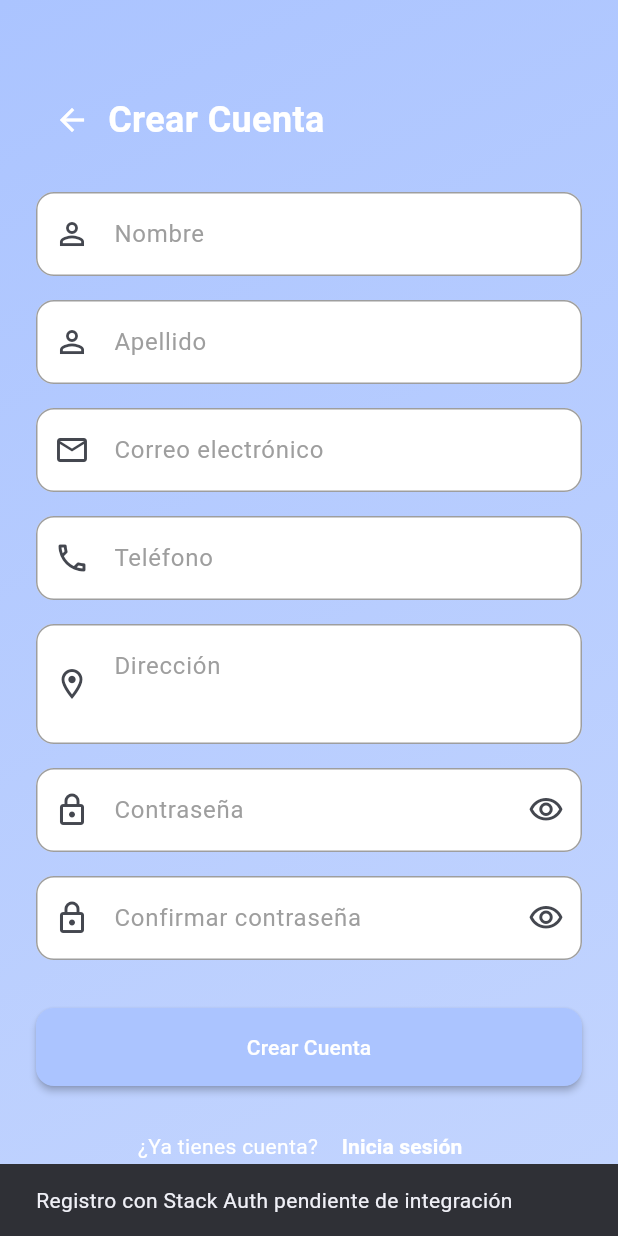
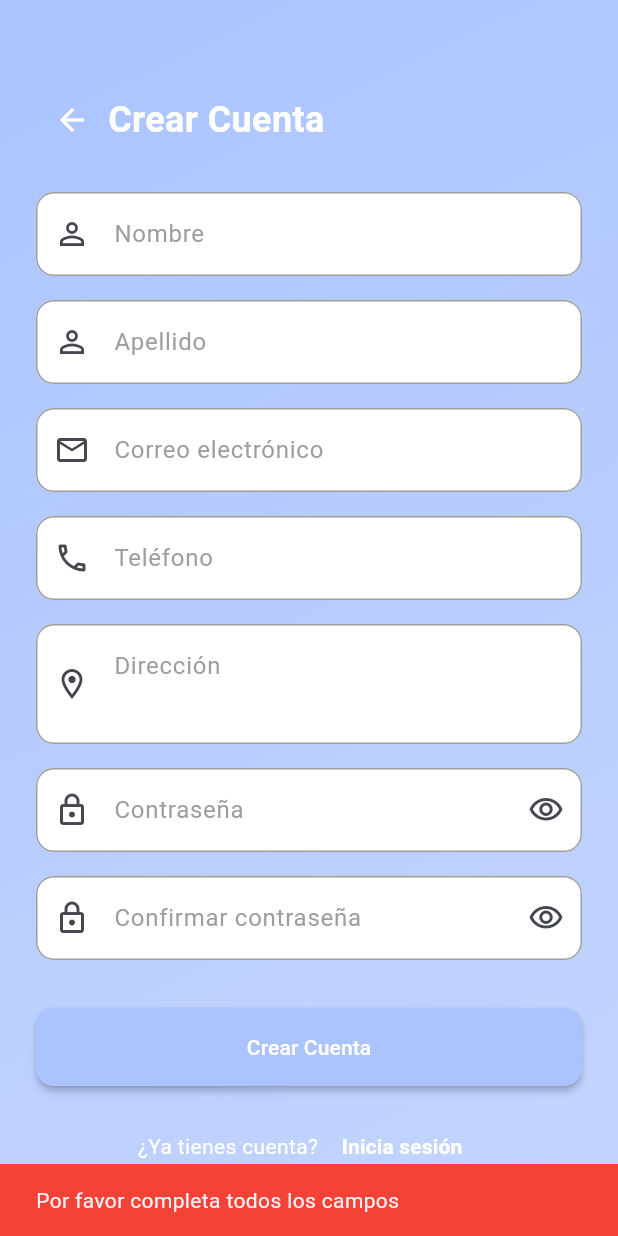
Before and after one commit to MOSZDan/SI2-Test1-AppMobile, a Flutter app: the RegisterScreen screen opened by its route, after a tap on "Crear Cuenta", on a phone screen of 412 x 824 dp. Run offline on Flutter 3.47's test engine with Material 3 defaults, Android fonts, the phone set to English and light mode, and no system bars; our stand-ins replace dio, fl_chart, shared_preferences; accounts and stored records are empty.

Commit message:
añadir cositas

```diff
--- a/lib/screens/auth/register_screen.dart
+++ b/lib/screens/auth/register_screen.dart
@@ -21,6 +21,65 @@ class _RegisterScreenState extends State<RegisterScreen> {
 
   bool _obscurePassword = true;
   bool _obscureConfirmPassword = true;
+
+  void _handleRegister() async {
+    // Validaciones
+    if (_nombreController.text.isEmpty ||
+        _apellidoController.text.isEmpty ||
+        _emailController.text.isEmpty ||
+        _passwordController.text.isEmpty ||
+        _confirmPasswordController.text.isEmpty) {
+      ScaffoldMessenger.of(context).showSnackBar(
+        const SnackBar(
+          content: Text('Por favor completa todos los campos'),
+          backgroundColor: Colors.red,
+        ),
+      );
+      return;
+    }
+
+    if (_passwordController.text != _confirmPasswordController.text) {
+      ScaffoldMessenger.of(context).showSnackBar(
+        const SnackBar(
+          content: Text('Las contraseñas no coinciden'),
+          backgroundColor: Colors.red,
+        ),
+      );
+      return;
+    }
+
+    if (_passwordController.text.length < 6) {
+      ScaffoldMessenger.of(context).showSnackBar(
+        const SnackBar(
+          content: Text('La contraseña debe tener al menos 6 caracteres'),
+          backgroundColor: Colors.red,
+        ),
+      );
+      return;
+    }
+
+    final authProvider = Provider.of<AuthProvider>(context, listen: false);
+    final success = await authProvider.register(
+      email: _emailController.text.trim(),
+      password: _passwordController.text,
+      nombre: _nombreController.text.trim(),
+      apellido: _apellidoController.text.trim(),
+    );
+
+    if (success && mounted) {
+      // Navegar al dashboard después del registro
+      Navigator.of(context).pushReplacementNamed('/dashboard');
+    } else if (mounted) {
+      ScaffoldMessenger.of(context).showSnackBar(
+        SnackBar(
+          content: Text(
+            authProvider.error ?? 'Error en el registro',
+          ),
+          backgroundColor: Colors.red,
+        ),
+      );
+    }
+  }
 
   @override
   void initState() {
@@ -216,16 +275,7 @@ class _RegisterScreenState extends State<RegisterScreen> {
                       child: ElevatedButton(
                         onPressed: authProvider.isLoading
                             ? null
-                            : () {
-                                // Register logic (Stack Auth integration would go here)
-                                ScaffoldMessenger.of(context).showSnackBar(
-                                  const SnackBar(
-                                    content: Text(
-                                      'Registro con Stack Auth pendiente de integración',
-                                    ),
-                                  ),
-                                );
-                              },
+                            : _handleRegister,
                         child: authProvider.isLoading
                             ? const SizedBox(
                                 height: 20,
```
Also changed, not shown: lib/providers/auth_provider.dart (+67 -0 lines), lib/screens/auth/login_screen.dart (+34 -11 lines), lib/services/auth_service.dart (+100 -0 lines), 2 other files.
